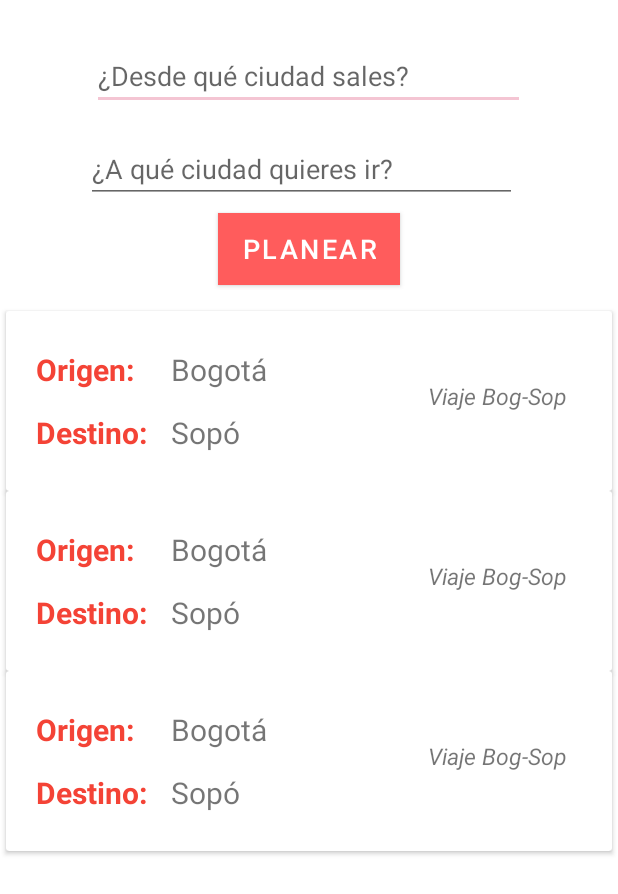
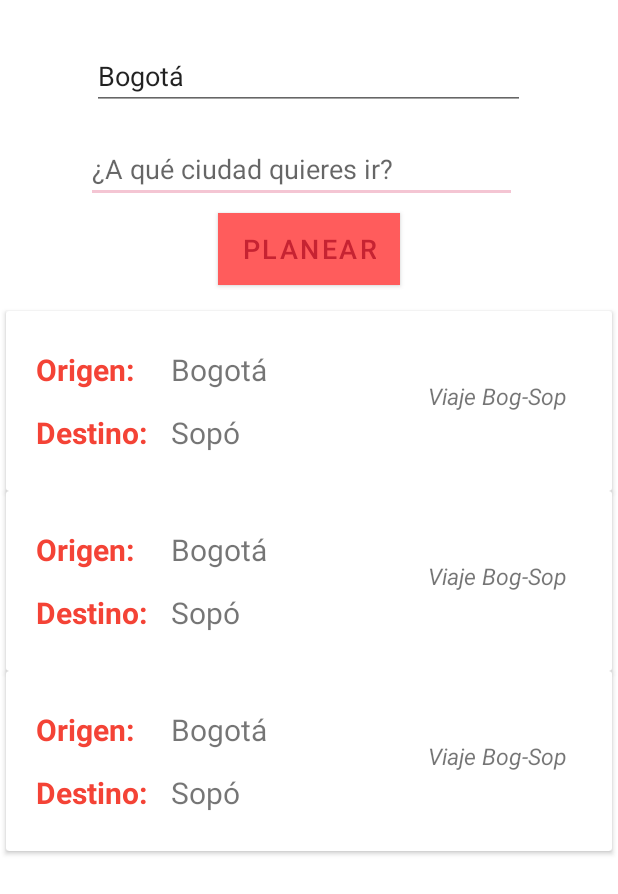
Before and after one commit to pay-and-go/frontend-mobile, an Android app: the layout route_planning_fragment.xml on its own in the app's theme, with its tools: preview values and no code run, on a phone screen of 412 x 824 dp. Shown: the top 894 px of the screen. Run offline under Robolectric (Android 15) with nearby library versions, the phone set to English and light mode, and no system bars.

Commit message:
Daniel Changes -complete

```diff
--- a/app/src/main/java/com/example/payandgo/MapsActivity.kt
+++ b/app/src/main/java/com/example/payandgo/MapsActivity.kt
@@ -37,6 +37,7 @@ import com.google.android.gms.maps.model.MarkerOptions
 class MapsActivity : AppCompatActivity(), OnMapReadyCallback, GoogleMap.OnMyLocationClickListener {
 
     var routes = mutableListOf<Route>()
+    var idRoutes = mutableListOf<String>()
     var cars = mutableListOf<String>()
 
     lateinit var editTextDestination: EditText
@@ -221,6 +222,7 @@ class MapsActivity : AppCompatActivity(), OnMapReadyCallback, GoogleMap.OnMyLoca
                                                 routeAndDate?.route?.longitudeEnd?.toDouble()!!
                                             )
                                             routes.add(rute)
+                                            idRoutes.add(routeAndDate?.route?.idRoute!!)
                                         }
                                     }
                                 }
@@ -239,7 +241,7 @@ class MapsActivity : AppCompatActivity(), OnMapReadyCallback, GoogleMap.OnMyLoca
                 mRecyclerView = findViewById(R.id.rvRoouteListInMap) as RecyclerView
                 mRecyclerView.setHasFixedSize(true)
                 mRecyclerView.layoutManager = LinearLayoutManager(ctx)
-                mAdapter.RouteAdapter(routes as MutableList<Route>, ctx)
+                mAdapter.RouteAdapter(routes as MutableList<Route>, idRoutes, ctx)
                 mRecyclerView.adapter = mAdapter
             }, 1500)
 
@@ -249,6 +251,7 @@ class MapsActivity : AppCompatActivity(), OnMapReadyCallback, GoogleMap.OnMyLoca
     private fun onClickEditTextDestination() {
         val i = Intent(this, RoutePlanningActivity::class.java)
         i.putExtra("listaDeRutas", ArrayList<Parcelable>(routes))
+        i.putExtra("listaDeIdsRutas", ArrayList<String>(idRoutes))
         startActivity(i)
         overridePendingTransition(android.R.anim.fade_in, android.R.anim.fade_out)
         finish()
--- a/app/src/main/java/com/example/payandgo/MyCarsActivity.kt
+++ b/app/src/main/java/com/example/payandgo/MyCarsActivity.kt
@@ -73,7 +73,7 @@ class MyCarsActivity : AppCompatActivity() {
             mRecycleView.setHasFixedSize(true)
             mRecycleView.layoutManager = LinearLayoutManager(this)
             //mAdapter.CarAdapter(cars as MutableList<Car>,route,  this)
-            mAdapter.CarAdapter(cars as MutableList<Car>,route,idRoute,  this)
+            mAdapter.CarAdapter(cars as MutableList<Car>,route,idRoute,true,this)
             mRecycleView.adapter = mAdapter
 
         },1000)
--- a/app/src/main/java/com/example/payandgo/ui/home/HomeFragment.kt
+++ b/app/src/main/java/com/example/payandgo/ui/home/HomeFragment.kt
@@ -60,7 +60,8 @@ class HomeFragment : Fragment() {
         mRecyclerView = rootView.findViewById(R.id.rvRoouteListInMap) as RecyclerView
         homeFragmentBinding.editTextDestination.setOnClickListener {
             val safeArgs = ArrayList<Route>(viewModel.routes)
-            val action = HomeFragmentDirections.actionHomeFragmentToRoutePlanningFragment(safeArgs.toTypedArray())
+            val safeArgsIdRoutes = ArrayList<String>(viewModel.idRoutes)
+            val action = HomeFragmentDirections.actionHomeFragmentToRoutePlanningFragment(safeArgs.toTypedArray(),safeArgsIdRoutes.toTypedArray())
             findNavController().navigate(action)
         }
         return rootView
@@ -202,6 +203,7 @@ class HomeFragment : Fragment() {
                                                 routeAndDate?.route?.longitudeEnd?.toDouble()!!
                                             )
                                             viewModel.routes.add(rute)
+                                            viewModel.idRoutes.add(routeAndDate?.route?.idRoute!!)
                                         }
                                     }
                                 }
@@ -220,7 +222,7 @@ class HomeFragment : Fragment() {
                 mRecyclerView = homeFragmentBinding.rvRoouteListInMap
                 mRecyclerView.setHasFixedSize(true)
                 mRecyclerView.layoutManager = LinearLayoutManager(ctx)
-                mAdapter.RouteAdapter(viewModel.routes, ctx)
+                mAdapter.RouteAdapter(viewModel.routes, viewModel.idRoutes, ctx)
                 mRecyclerView.adapter = mAdapter
             }, 1500)
 
--- a/app/src/main/java/com/example/payandgo/ui/home/HomeViewModel.kt
+++ b/app/src/main/java/com/example/payandgo/ui/home/HomeViewModel.kt
@@ -5,5 +5,6 @@ import com.example.payandgo.models.Route
 
 class HomeViewModel : ViewModel() {
     var routes = mutableListOf<Route>()
+    var idRoutes = mutableListOf<String>()
     var cars = mutableListOf<String>()
 }
--- a/app/src/main/java/com/example/payandgo/ui/routes/RoutePlanningViewModel.kt
+++ b/app/src/main/java/com/example/payandgo/ui/routes/RoutePlanningViewModel.kt
@@ -5,4 +5,5 @@ import com.example.payandgo.models.Route
 
 class RoutePlanningViewModel : ViewModel() {
     var routes = mutableListOf<Route>()
+    var idRoutes = mutableListOf<String>()
 }
--- a/app/src/main/res/layout/my_cars_fragment.xml
+++ b/app/src/main/res/layout/my_cars_fragment.xml
@@ -36,7 +36,7 @@
         android:text="Mis Autos" />
 
     <TextView
-        android:id="@+id/textView3"
+        android:id="@+id/txtSelecioneAuto"
         android:layout_width="wrap_content"
         android:layout_height="wrap_content"
         android:layout_alignParentTop="true"
--- a/app/src/main/res/layout/route_planning_fragment.xml
+++ b/app/src/main/res/layout/route_planning_fragment.xml
@@ -1,5 +1,6 @@
 <?xml version="1.0" encoding="utf-8"?>
 <RelativeLayout xmlns:android="http://schemas.android.com/apk/res/android"
+    xmlns:app="http://schemas.android.com/apk/res-auto"
     xmlns:tools="http://schemas.android.com/tools"
     android:layout_width="match_parent"
     android:layout_height="match_parent"
@@ -19,7 +20,13 @@
         android:layout_marginEnd="62dp"
         android:ems="10"
         android:hint="¿Desde qué ciudad sales?"
-        android:inputType="textPersonName" />
+        android:inputType="textPersonName"
+        android:text="Bogotá"
+        android:focusableInTouchMode="false"
+        android:focusable="false"
+        app:layout_constraintEnd_toEndOf="parent"
+        app:layout_constraintStart_toStartOf="parent"
+        app:layout_constraintTop_toTopOf="parent" />
 
     <EditText
         android:id="@+id/editTextDestination2"
@@ -32,7 +39,10 @@
         android:layout_marginTop="20dp"
         android:ems="10"
         android:hint="¿A qué ciudad quieres ir?"
-        android:inputType="textPersonName"/>
+        android:inputType="textPersonName"
+        app:layout_constraintEnd_toEndOf="parent"
+        app:layout_constraintStart_toStartOf="parent"
+        app:layout_constraintTop_toBottomOf="@+id/editTextStart" />
 
     <androidx.recyclerview.widget.RecyclerView
         android:id="@+id/rvRoouteList"
@@ -55,9 +65,9 @@
         android:layout_alignParentTop="true"
         android:layout_centerHorizontal="true"
         android:layout_marginTop="142dp"
-        android:background="@color/accent"
-        android:textColor="@color/white"
+        android:background="@color/orange"
         android:text="Planear"
-        android:textSize="18sp" />
+        android:textSize="18sp"
+        app:rippleColor="@color/orange" />
 
 </RelativeLayout>
```
Also changed, not shown: app/src/main/AndroidManifest.xml (+6 -10 lines), app/src/main/java/com/example/payandgo/CarAdapter.kt (+9 -5 lines), app/src/main/java/com/example/payandgo/InRouteActivity.kt (+9 -8 lines), app/src/main/java/com/example/payandgo/RoutePlanningActivity.kt (+16 -15 lines), app/src/main/java/com/example/payandgo/ui/routes/RoutePlanningFragment.kt (+39 -17 lines), app/src/main/java/com/example/payandgo/ui/vehicles/MyCarsFragment.kt (+19 -5 lines), app/src/main/java/com/example/payandgo/utils/RouteAdapter.kt (+10 -6 lines), app/src/main/res/navigation/nav_graph.xml (+10 -1 lines).
